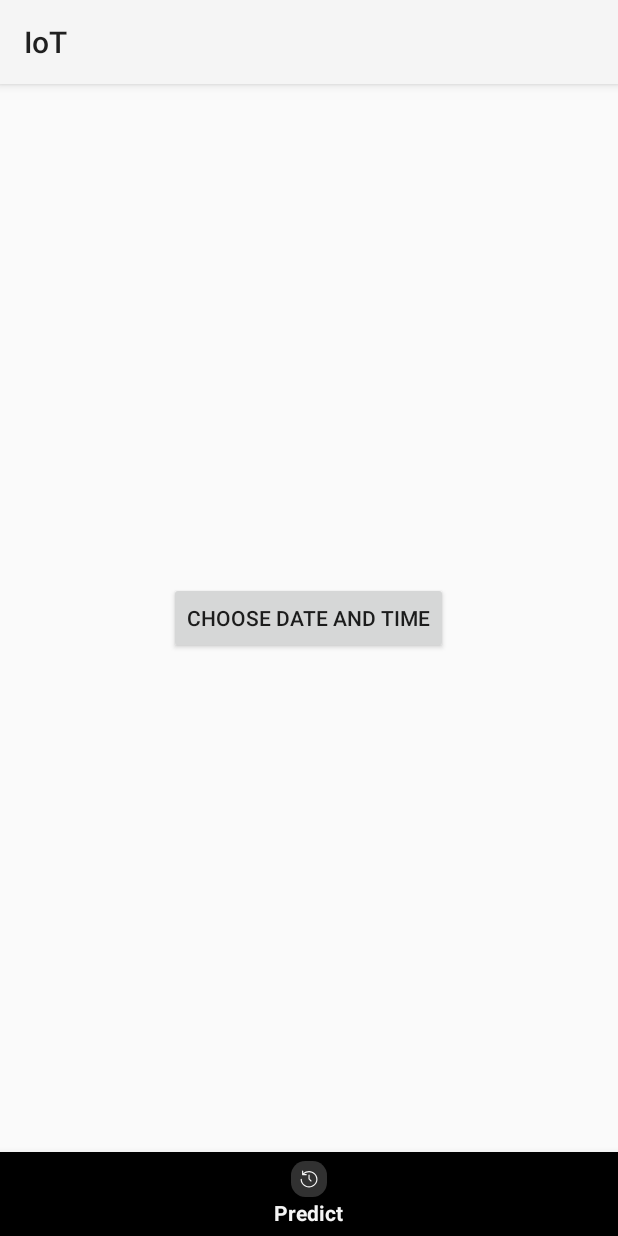
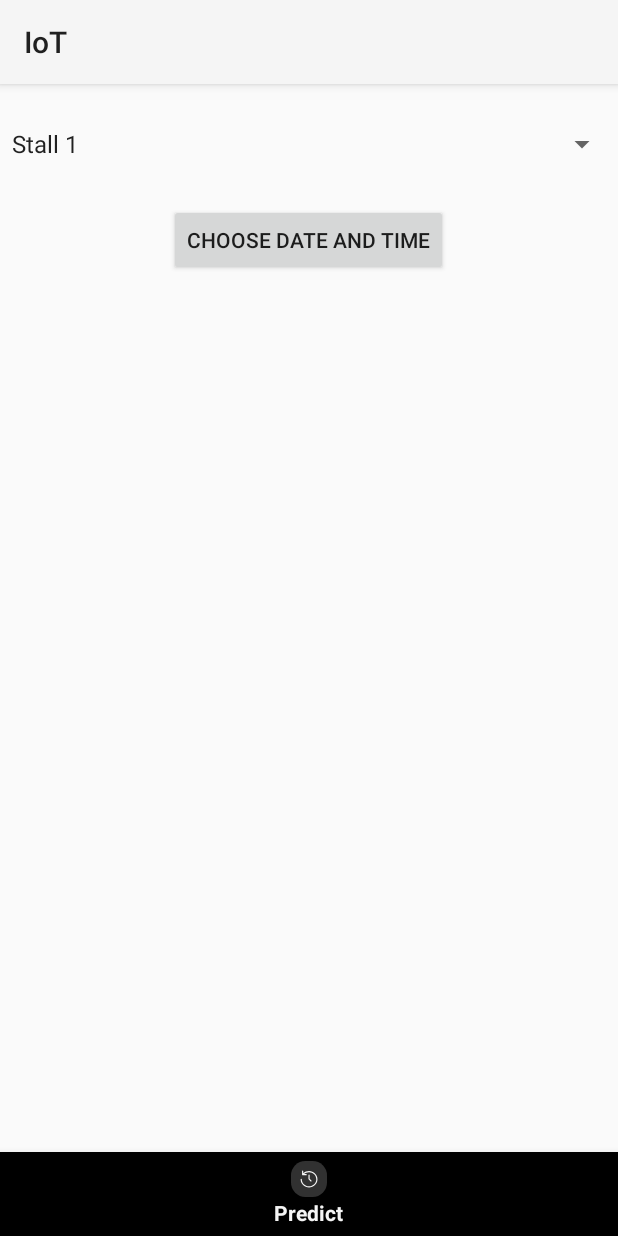
Before and after one commit to wzrwzr23/Quetie-System-Design, an Android app: the Feature2Fragment screen opened through its navigation route, on a phone screen of 412 x 824 dp. Run offline under Robolectric (Android 15) with nearby library versions, the phone set to English and light mode, and no system bars; our stand-ins replace navigation-ui; libraries missing offline, so code that uses them is left out: com.github.mikephil.charting; 20 statements that could not run were skipped.

Commit message:
feat: feature 2 add stall selection and predicted texts

```diff
--- a/app/src/main/java/io/catroll/iot/view/Feature2Fragment.java
+++ b/app/src/main/java/io/catroll/iot/view/Feature2Fragment.java
@@ -6,8 +6,11 @@ import android.os.Bundle;
 import android.view.LayoutInflater;
 import android.view.View;
 import android.view.ViewGroup;
+import android.widget.ArrayAdapter;
 import android.widget.Button;
 import android.widget.DatePicker;
+import android.widget.Spinner;
+import android.widget.TextView;
 import android.widget.TimePicker;
 import android.widget.Toast;
 
@@ -16,11 +19,15 @@ import androidx.annotation.Nullable;
 import androidx.fragment.app.Fragment;
 
 import java.util.Calendar;
+import java.util.Random;
 
 import io.catroll.iot.R;
 
 public class Feature2Fragment extends Fragment {
     private Button chooseDateTimeButton;
+    private TextView predictedNumberTextView;
+    private TextView selectedStallTextView;
+    private Spinner stallSpinner;
     @Nullable
     @Override
     public View onCreateView(@NonNull LayoutInflater inflater,
@@ -28,7 +35,20 @@ public class Feature2Fragment extends Fragment {
                              @Nullable Bundle savedInstanceState) {
         // Inflate the layout for this fragment
         View view = inflater.inflate(R.layout.fragment_feature_2, container, false);
+
         chooseDateTimeButton = view.findViewById(R.id.chooseDateTimeButton);
+        stallSpinner = view.findViewById(R.id.stallSpinner);
+        predictedNumberTextView = view.findViewById(R.id.predictedNumberTextView);
+        selectedStallTextView = view.findViewById(R.id.selectedStallTextView); // Initialize the TextView for selected stall
+
+        // Set up the Spinner with your list of stalls
+        ArrayAdapter<CharSequence> adapter = ArrayAdapter.createFromResource(
+                requireContext(),
+                R.array.stall_list,
+                android.R.layout.simple_spinner_item
+        );
+        adapter.setDropDownViewResource(android.R.layout.simple_spinner_dropdown_item);
+        stallSpinner.setAdapter(adapter);
         chooseDateTimeButton.setOnClickListener(new View.OnClickListener() {
             @Override
             public void onClick(View v) {
@@ -37,6 +57,12 @@ public class Feature2Fragment extends Fragment {
         });
         return view;
     }
+    private void handleStallSelection() {
+        String selectedStall = "Selected Stall: " + stallSpinner.getSelectedItem().toString();
+        selectedStallTextView.setText(selectedStall);
+        selectedStallTextView.setVisibility(View.VISIBLE);
+    }
+
     private void showDateTimePicker() {
         final Calendar calendar = Calendar.getInstance();
         int year = calendar.get(Calendar.YEAR);
@@ -71,17 +97,33 @@ public class Feature2Fragment extends Fragment {
                         );
                         timePickerDialog.show();
                     }
+                    private void handleDateTimeSelection(Calendar selectedDateTime) {
+                        String formattedDateTime = android.text.format.DateFormat.format("yyyy-MM-dd HH:mm", selectedDateTime).toString();
+                        Toast.makeText(requireContext(), "Selected Date and Time: " + formattedDateTime, Toast.LENGTH_LONG).show();
+
+                        // Assuming a method to calculate the predicted number based on the selectedDateTime
+                        int predictedNumber = calculatePredictedNumber(selectedDateTime);
+
+                        // Display the predicted number in the TextView
+                        String predictedNumString = "Predicted Number: "+ predictedNumber;
+                        predictedNumberTextView.setText(predictedNumString);
+                        predictedNumberTextView.setVisibility(View.VISIBLE);
+                    }
+                    // A placeholder method for calculating the predicted number (replace with logic)
+                    private int calculatePredictedNumber(Calendar selectedDateTime) {
+                        int min = 20;
+                        int max = 100;
+
+                        Random random = new Random();
+                        return random.nextInt((max - min) + 1) + min;
+                    }
                 },
                 year,
                 month,
                 day
         );
         datePickerDialog.show();
-    }
-
-    private void handleDateTimeSelection(Calendar selectedDateTime) {
-        String formattedDateTime = android.text.format.DateFormat.format("yyyy-MM-dd HH:mm", selectedDateTime).toString();
-        Toast.makeText(requireContext(), "Selected Date and Time: " + formattedDateTime, Toast.LENGTH_LONG).show();
+        handleStallSelection();
     }
     @Override
     public void onViewCreated(@NonNull View view, @Nullable Bundle savedInstanceState) {
--- a/app/src/main/res/layout/fragment_feature_2.xml
+++ b/app/src/main/res/layout/fragment_feature_2.xml
@@ -1,12 +1,38 @@
-<FrameLayout xmlns:android="http://schemas.android.com/apk/res/android"
+<LinearLayout
+    xmlns:android="http://schemas.android.com/apk/res/android"
     android:layout_width="match_parent"
-    android:layout_height="match_parent">
+    android:layout_height="match_parent"
+    android:orientation="vertical">
+
+    <Spinner
+        android:id="@+id/stallSpinner"
+        android:layout_width="match_parent"
+        android:layout_height="48dp"
+        android:layout_gravity="center|top"
+        android:layout_marginBottom="16dp"
+        android:layout_marginTop="16dp"/>
+
+    <TextView
+        android:id="@+id/selectedStallTextView"
+        android:layout_width="wrap_content"
+        android:layout_height="wrap_content"
+        android:layout_gravity="center"
+        android:text="@string/selected_stall_placeholder"
+        android:visibility="gone" />
+
+    <TextView
+        android:id="@+id/predictedNumberTextView"
+        android:layout_width="wrap_content"
+        android:layout_height="wrap_content"
+        android:layout_gravity="center"
+        android:visibility="gone"
+        android:text="@string/predicted_number_0" />
 
     <Button
         android:id="@+id/chooseDateTimeButton"
         android:layout_width="wrap_content"
         android:layout_height="wrap_content"
-        android:layout_gravity="center"
-        android:text="Choose Date and Time" />
+        android:layout_gravity="center|bottom"
+        android:text="@string/choose_date_and_time" />
 
-</FrameLayout>
+</LinearLayout>
--- a/app/src/main/res/values/strings.xml
+++ b/app/src/main/res/values/strings.xml
@@ -1,3 +1,11 @@
 <resources>
     <string name="app_name">IoT</string>
+    <string name="predicted_number_0">Predicted Number: 0</string>
+    <string name="choose_date_and_time">Choose Date and Time</string>
+    <string name="selected_stall_placeholder">"Selected Stall is: "</string>
+    <string-array name="stall_list">
+        <item>Stall 1</item>
+        <item>Stall 2</item>
+        <!-- Add more stalls as needed -->
+    </string-array>
 </resources>
```
